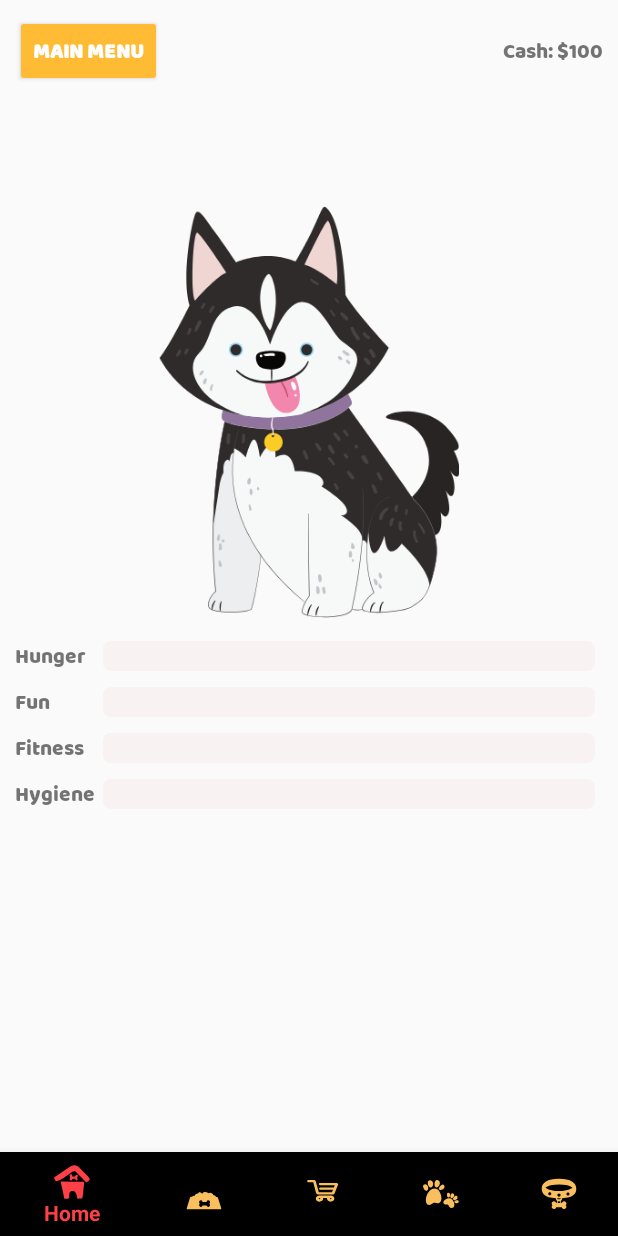
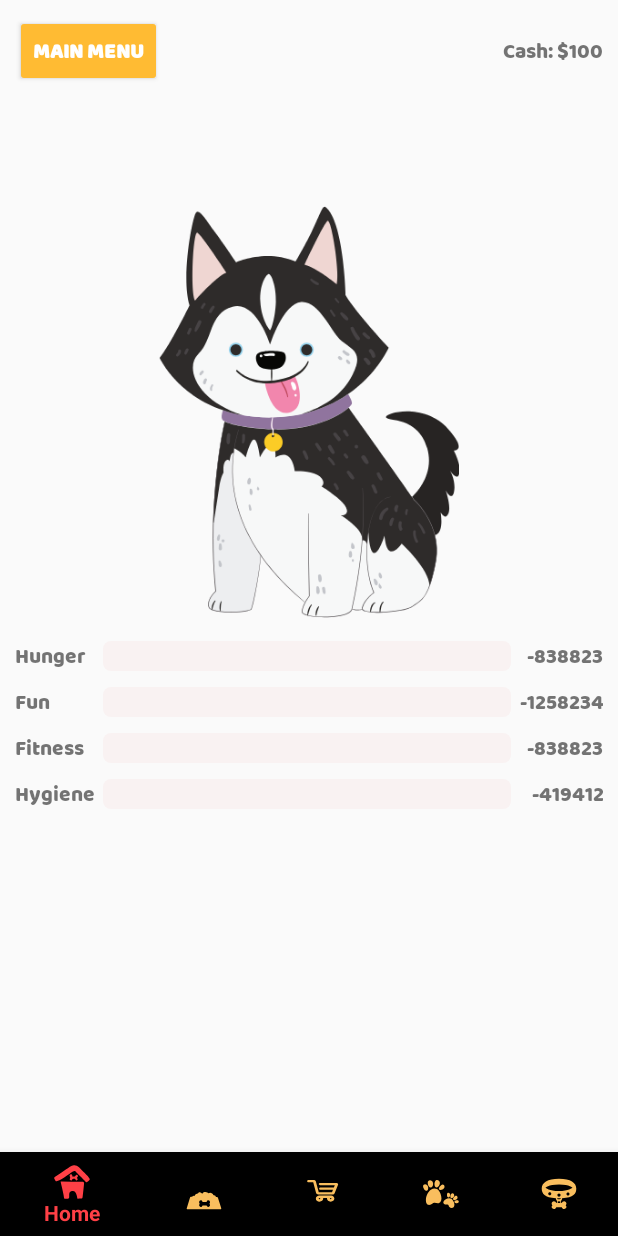
Before and after one commit to tsummerl/tamadoggy, an Android app: the MainGameActivity screen opened directly, with no data from a screen before it, on a phone screen of 412 x 824 dp. Run offline under Robolectric (Android 15) with nearby library versions, the phone set to English and light mode, and no system bars.

Commit message:
Added values for the stats so that we can see them on the UI

```diff
--- a/app/src/main/java/summerland/twilight/tamadoggy/MainGameActivity.java
+++ b/app/src/main/java/summerland/twilight/tamadoggy/MainGameActivity.java
@@ -6,6 +6,7 @@ import android.os.Handler;
 import android.support.v7.app.AppCompatActivity;
 import android.os.Bundle;
 import android.widget.ProgressBar;
+import android.widget.TextView;
 
 import java.util.Date;
 import java.util.concurrent.TimeUnit;
@@ -16,6 +17,7 @@ public class MainGameActivity extends AppCompatActivity {
 
     Date lastDate;
     ProgressBar progHunger, progFitness, progHygiene, progFun;
+    TextView textHunger, textFitness, textHygiene, textFun;
     Handler handleStat;
     int valHunger, valFitness, valHygiene, valFun, nextUpdate;
     @Override
@@ -28,6 +30,10 @@ public class MainGameActivity extends AppCompatActivity {
         progHunger = findViewById(R.id.barHunger);
         progHygiene = findViewById(R.id.barHygiene);
         progFun = findViewById(R.id.barFun);
+        textFitness = findViewById(R.id.textFitness);
+        textFun = findViewById(R.id.textFun);
+        textHunger = findViewById(R.id.textHunger);
+        textHygiene = findViewById(R.id.textHygiene);
     }
 
     @Override
@@ -76,6 +82,11 @@ public class MainGameActivity extends AppCompatActivity {
         progFun.setProgress(valFun);
         progHygiene.setProgress(valHygiene);
         progHunger.setProgress(valHunger);
+
+        textHygiene.setText("" + valHygiene);
+        textFun.setText("" + valFun);
+        textHunger.setText("" + valHunger);
+        textFitness.setText("" + valFitness);
     }
     private Runnable runnable = new Runnable() {
         @Override
--- a/app/src/main/res/layout/activity_main_game.xml
+++ b/app/src/main/res/layout/activity_main_game.xml
@@ -127,6 +127,12 @@
                         android:layout_margin="5sp"
                         android:layout_weight="2"
                         />
+                    <TextView
+                        android:id="@+id/textHunger"
+                        android:layout_weight="0"
+                        android:fontFamily="@font/baloo_chettan"
+                        android:gravity="right"
+                        android:text="100" />
                 </TableRow>
 
                 <TableRow
@@ -150,6 +156,12 @@
                         android:progress="50"
                         style="@style/AppBasicBar"
                          />
+                    <TextView
+                        android:id="@+id/textFun"
+                        android:layout_weight="0"
+                        android:fontFamily="@font/baloo_chettan"
+                        android:gravity="right"
+                        android:text="100" />
                 </TableRow>
 
                 <TableRow
@@ -172,6 +184,13 @@
                         android:layout_margin="5sp"
                         android:layout_weight="2"
                          />
+
+                    <TextView
+                        android:id="@+id/textFitness"
+                        android:layout_weight="0"
+                        android:fontFamily="@font/baloo_chettan"
+                        android:gravity="right"
+                        android:text="100" />
                 </TableRow>
 
                 <TableRow
@@ -194,6 +213,12 @@
                         android:layout_margin="5sp"
                         android:layout_weight="2"
                          />
+                    <TextView
+                        android:id="@+id/textHygiene"
+                        android:layout_weight="0"
+                        android:fontFamily="@font/baloo_chettan"
+                        android:gravity="right"
+                        android:text="100" />
                 </TableRow>
 
                 <!--<TableRow-->
```
